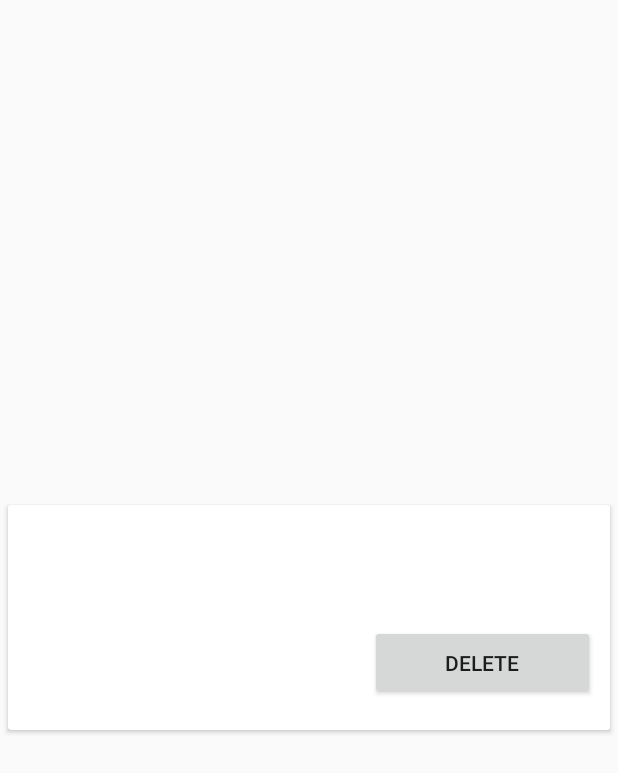
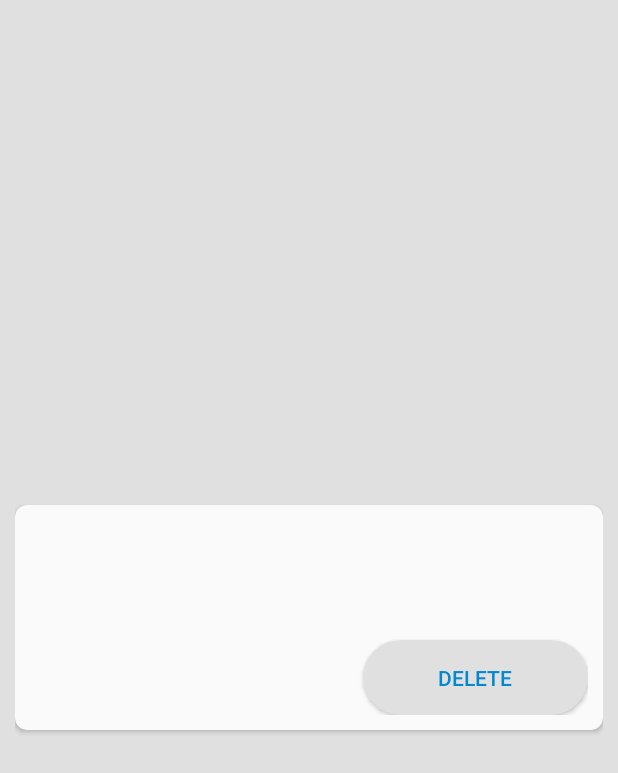
Before and after one commit to CS575DatabaseProject/Kiranaa, an Android app: the layout cart_card_list.xml on its own in the app's theme, with its tools: preview values and no code run, on a phone screen of 412 x 824 dp. Shown: the top 773 px of the screen. Run offline under Robolectric (Android 15) with nearby library versions, the phone set to English and light mode, and no system bars.

Commit message:
UI changes

```diff
--- /dev/null
+++ b/app/src/main/res/drawable/curve_button.xml
@@ -0,0 +1,6 @@
+<?xml version="1.0" encoding="utf-8"?>
+    <shape xmlns:android="http://schemas.android.com/apk/res/android"
+        android:shape="rectangle">
+        <solid android:color="@color/colorGrey" />
+        <corners android:radius="30dp" />
+    </shape>
--- a/app/src/main/res/layout/cart_card_list.xml
+++ b/app/src/main/res/layout/cart_card_list.xml
@@ -1,22 +1,25 @@
 <?xml version="1.0" encoding="utf-8"?>
-<LinearLayout
-    xmlns:android="http://schemas.android.com/apk/res/android"
+<LinearLayout xmlns:android="http://schemas.android.com/apk/res/android"
     xmlns:tools="http://schemas.android.com/tools"
     android:layout_width="match_parent"
     android:layout_height="match_parent"
-    >
+    xmlns:app="http://schemas.android.com/apk/res-auto"
+    android:background="@color/colorGrey"
+    android:padding="10dp">
 
     <android.support.v7.widget.CardView
         android:id="@+id/card_view"
         android:layout_width="fill_parent"
         android:layout_height="150dp"
         android:layout_gravity="center"
-        android:layout_margin="5dp"
+        app:cardCornerRadius="8dp"
+        android:backgroundTint="@color/colorLightGrey"
         >
         <RelativeLayout
             android:layout_width="match_parent"
             android:layout_height="match_parent"
             android:orientation="horizontal"
+            android:padding="10dp"
             >
 
             <TextView
@@ -34,21 +37,18 @@
                     android:layout_width="150dp"
                     android:layout_height="60dp"
                     android:layout_alignParentRight="true"
-                    android:layout_marginRight="10dp"
                     android:textSize="20sp"
                     />
-                <Button
-                    android:layout_width="150dp"
-                    android:layout_height="50dp"
-                    android:layout_alignParentRight="true"
-                    android:id="@+id/cart_product_delete"
-                    android:layout_below="@+id/cart_product_price"
-                    android:layout_marginRight="10dp"
-                    android:layout_marginTop="10dp"
-                    android:text="Delete"
 
-
-                    />
+            <Button
+                android:id="@+id/cart_product_delete"
+                android:layout_width="150dp"
+                android:layout_height="50dp"
+                android:layout_alignParentBottom="true"
+                android:layout_alignParentEnd="true"
+                android:background="@drawable/curve_button"
+                android:text="Delete"
+                android:textColor="@color/colorBlue"/>
 
 
 
--- a/app/src/main/res/layout/content_main.xml
+++ b/app/src/main/res/layout/content_main.xml
@@ -8,12 +8,14 @@
     tools:context="com.example.batman.kiranaa.MainActivity"
     tools:showIn="@layout/app_bar_main"
     android:id="@+id/content_main"
+    android:background="@color/colorGrey"
     >
 
         <ListView
             android:layout_width="match_parent"
             android:layout_height="match_parent"
-            android:id="@+id/category_listview">
+            android:id="@+id/category_listview"
+            android:divider="@null">
         </ListView>
 
 
--- a/app/src/main/res/values/colors.xml
+++ b/app/src/main/res/values/colors.xml
@@ -3,4 +3,7 @@
     <color name="colorPrimary">#3F51B5</color>
     <color name="colorPrimaryDark">#303F9F</color>
     <color name="colorAccent">#FF4081</color>
+    <color name="colorGrey">#E0E0E0</color>
+    <color name="colorBlue">#0288D1</color>
+    <color name="colorLightGrey">#FAFAFA</color>
 </resources>
--- a/app/src/main/res/values/styles.xml
+++ b/app/src/main/res/values/styles.xml
@@ -7,6 +7,7 @@
         <item name="colorPrimaryDark">@color/colorPrimaryDark</item>
         <item name="colorAccent">@color/colorAccent</item>
     </style>
+
 
     <style name="AppTheme.NoActionBar">
         <item name="windowActionBar">false</item>
```
Also changed, not shown: app/src/main/res/layout/category_card_list.xml (+11 -7 lines), app/src/main/res/layout/fragment_cart.xml (+10 -6 lines), app/src/main/res/layout/fragment_checkout.xml (+6 -2 lines), app/src/main/res/layout/fragment_products.xml (+13 -10 lines), app/src/main/res/layout/fragment_thank_you.xml (+4 -3 lines), app/src/main/res/layout/product_card_list.xml (+6 -4 lines).
